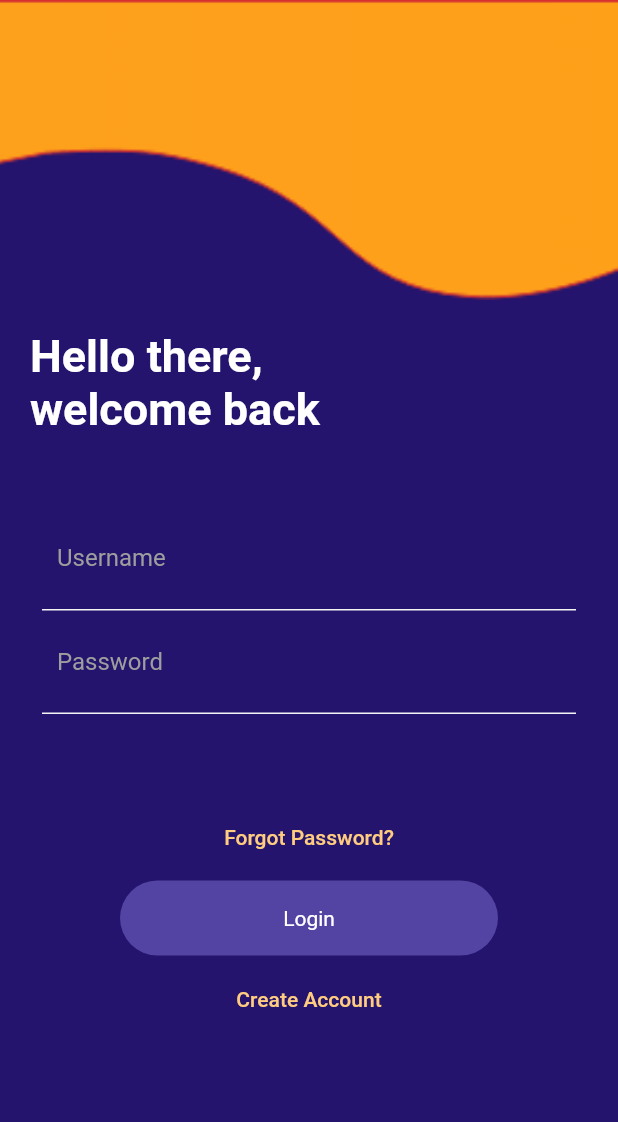
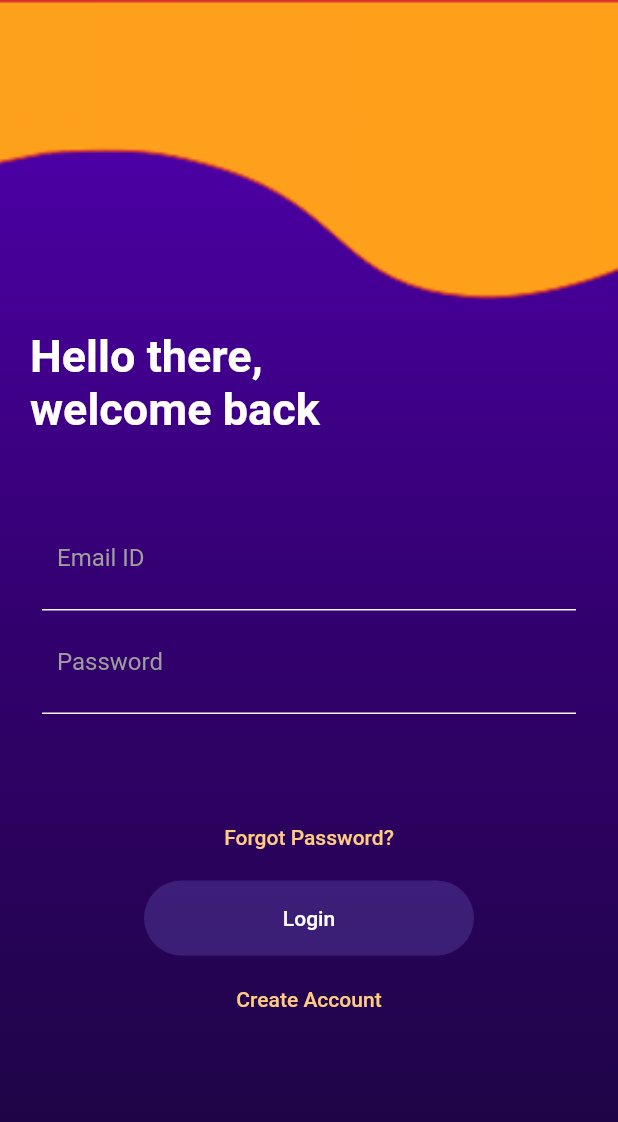
Before and after one commit to sharan-rohit-raj/jaldiio, a Flutter app: the screen it shows after launch, on a phone screen of 412 x 824 dp. Shown: the top 1122 px of the screen. Run offline on Flutter 3.47's test engine with Material 2 defaults, Android fonts, the phone set to English and light mode, and no system bars; our stand-ins replace firebase_auth, simple_animations; accounts and stored records are empty.

Commit message:
Second commit

```diff
--- /dev/null
+++ b/lib/Authentication/Authenticate.dart
@@ -0,0 +1,25 @@
+import 'package:flutter/material.dart';
+import 'package:jaldiio/LoginPage.dart';
+import 'package:jaldiio/SignUpPage.dart';
+
+class Authenticate extends StatefulWidget {
+  @override
+  _AuthenticateState createState() => _AuthenticateState();
+}
+
+class _AuthenticateState extends State<Authenticate> {
+
+  bool signIn = true;
+  void toggleView(){
+    setState(() => signIn = !signIn);
+  }
+
+  @override
+  Widget build(BuildContext context) {
+    if(signIn)
+      return LoginPage(toggleView: toggleView);
+    else
+      return SignUpPage(toggleView: toggleView);
+
+  }
+}
--- a/lib/LoginPage.dart
+++ b/lib/LoginPage.dart
@@ -1,20 +1,40 @@
 import 'package:flutter/material.dart';
 import 'package:jaldiio/ForgotPassword.dart';
+import 'package:jaldiio/Services/auth.dart';
 import 'package:jaldiio/SignUpPage.dart';
 import './Animation/FadeAnimation.dart';
 
 class LoginPage extends StatefulWidget {
+
+  final Function toggleView;
+  LoginPage({this.toggleView});
+
   @override
   _LoginPageState createState() => _LoginPageState();
 }
 
 class _LoginPageState extends State<LoginPage> {
+  final AuthService _auth = AuthService();
+  final _formKey = GlobalKey<FormState>();
+  //text field state
+  String email_id = " ";
+  String password = " ";
+  String error = '';
+
   @override
   Widget build(BuildContext context) {
     return Scaffold(
       resizeToAvoidBottomInset: false,
-      backgroundColor: Color(0xff24146d),
-      body: Column(
+
+      body: Container(
+        decoration: BoxDecoration(
+          gradient: LinearGradient(
+            begin: Alignment.bottomCenter,
+            end: Alignment.topCenter,
+            colors: [Color.fromRGBO(26, 6, 62, 1.0), Color.fromRGBO(51, 0, 111, 1.0), Color.fromRGBO(83, 0, 181, 1.0)]
+          )
+        ),
+        child: Column(
           crossAxisAlignment: CrossAxisAlignment.start,
 
           children: <Widget>[
@@ -61,7 +81,9 @@ class _LoginPageState extends State<LoginPage> {
                     SizedBox(
                       height: 40,
                     ),
-                  FadeAnimation(
+                    Form(
+                        key: _formKey,
+                        child: FadeAnimation(
                         1, Container(
                         padding: EdgeInsets.all(8.0),
                         decoration: BoxDecoration(
@@ -79,14 +101,18 @@ class _LoginPageState extends State<LoginPage> {
                                   ),
                                 ),
                               ),
-                          child: TextField(
+                              child: TextFormField(
                                 decoration: InputDecoration(
                                   border: InputBorder.none,
-                              hintText: "Username",
+                                  hintText: "Email ID",
                                   hintStyle: TextStyle(
                                       color: Colors.grey
                                   ),
                                 ),
+                                validator: (val) => val.isEmpty ? 'Enter an Email ID' : null,
+                                onChanged: (val) {
+                                    setState(() => email_id = val);
+                                },
                               ),
                             ),
                             Container(
@@ -97,22 +123,28 @@ class _LoginPageState extends State<LoginPage> {
                                 ),
                                 ),
                               ),
-                          child: TextField(
+                              child: TextFormField(
                                 decoration: InputDecoration(
                                     border:InputBorder.none,
                                     hintText: "Password",
-                                hintStyle: TextStyle(color: Colors.grey)
+                                    hintStyle: TextStyle(color: Colors.grey),
                                 ),
+                                obscureText: true,
+                                validator: (val) => val.length < 6 ? 'Enter a Password 6+ characters long' : null,
+                                onChanged: (val) {
+                                     setState(() => password = val);
+                                },
                               ),
                             )
                           ],
                         ),
                       ),),
+                    ),
                     SizedBox(
                       height: 50.0,
                     ),
                     FlatButton(
-                    color: Color(0xff24146d),
+                      color: Colors.transparent,
                       child: Center(
                         child:  FadeAnimation(1,
                           Text("Forgot Password?",
@@ -131,13 +163,15 @@ class _LoginPageState extends State<LoginPage> {
                     SizedBox(
                       height: 5.0,
                     ),
-                  FadeAnimation(1,
+                    FlatButton(
+                      color: Colors.transparent,
+                      child: FadeAnimation(1,
                         Container(
                           height: 50,
                           margin: EdgeInsets.symmetric(horizontal: 60),
                           decoration: BoxDecoration(
                               borderRadius: BorderRadius.circular(50),
-                          color: Color.fromRGBO(109, 93, 191, 0.65)
+                              color: Color.fromRGBO(109, 93, 191, 0.30)
                           ),
                           child: Center(child: Text("Login", style: TextStyle(
                             color: Colors.white,
@@ -145,11 +179,22 @@ class _LoginPageState extends State<LoginPage> {
                           ),
                           ),
                         ),),
+                      onPressed: () async{
+                          if(_formKey.currentState.validate()){
+
+                            dynamic result = await _auth.signinWithEmailAndPassword(email_id, password);
+
+                            if(result == null){
+                              setState(() => error = 'Oh..Oh that seems to be incorrect. Please try again.');
+                            }
+                          }
+                      },
+                    ),
                     SizedBox(
                       height: 5.0,
                     ),
                     FlatButton(
-                      color: Color(0xff24146d),
+                        color: Colors.transparent,
                         child: Center(
                           child:  FadeAnimation(1,
                             Text("Create Account",
@@ -159,11 +204,17 @@ class _LoginPageState extends State<LoginPage> {
                           ),
                         ),
                         onPressed: () {
-                        Navigator.push(
-                          context,
-                          MaterialPageRoute(builder: (context) => SignUpPage()),
-                        );
+                          widget.toggleView();
                         }
+                    ),
+                    SizedBox(
+                      height: 12.0,
+                    ),
+                    Center(
+                        child: Text(
+                        error,
+                        style: TextStyle(color: Colors.red, fontSize: 14.0),
+                      ),
                     ),
                   ],
                 )
@@ -171,6 +222,7 @@ class _LoginPageState extends State<LoginPage> {
             )
           ],
         ),
+      ),
     );
   }
 }
--- /dev/null
+++ b/lib/Models/user.dart
@@ -0,0 +1,6 @@
+class User{
+
+  final String uid;
+
+  User({this.uid});
+}
--- /dev/null
+++ b/lib/Wrapper.dart
@@ -0,0 +1,20 @@
+import 'package:flutter/material.dart';
+import 'package:jaldiio/Authentication/Authenticate.dart';
+import 'package:provider/provider.dart';
+import 'Home.dart';
+import 'Models/user.dart';
+
+class Wrapper extends StatelessWidget {
+  @override
+  Widget build(BuildContext context) {
+    final user_val = Provider.of<User>(context);
+
+    if(user_val == null){
+      return Authenticate();
+    }
+    else{
+      return Home();
+    }
+
+  }
+}
--- a/lib/main.dart
+++ b/lib/main.dart
@@ -1,10 +1,22 @@
 import 'package:flutter/material.dart';
+import 'package:jaldiio/Models/user.dart';
+import 'package:jaldiio/Services/auth.dart';
+import 'package:provider/provider.dart';
 import 'LoginPage.dart';
 import 'SignUpPage.dart';
 import 'WelcomePage.dart';
 import 'ForgotPassword.dart';
-void main() => runApp(
-  MaterialApp(
-    home: LoginPage(),
-  ),
-);
+import 'Wrapper.dart';
+void main() => runApp(MyApp());
+
+class MyApp extends StatelessWidget {
+  @override
+  Widget build(BuildContext context) {
+    return StreamProvider<User>.value(
+      value: AuthService().user_stream,
+      child: MaterialApp(
+        home: Wrapper(),
+      ),
+    );
+  }
+}
--- a/pubspec.yaml
+++ b/pubspec.yaml
@@ -29,6 +29,9 @@ dependencies:
   # Use with the CupertinoIcons class for iOS style icons.
   cupertino_icons: ^0.1.3
   simple_animations: ^2.2.1
+  firebase_auth: ^0.16.1
+  cloud_firestore: ^0.13.6
+  provider: ^3.1.0
 
 dev_dependencies:
   flutter_test:
```
Also changed, not shown: lib/ForgotPassword.dart (+12 -3 lines), lib/Home.dart (added, +64 -0 lines), lib/Services/auth.dart (added, +64 -0 lines), lib/SignUpPage.dart (+77 -39 lines), lib/WelcomePage.dart (+13 -4 lines), pubspec.lock, 4 other files. Lines whose indentation alone changed are shown as unchanged.
